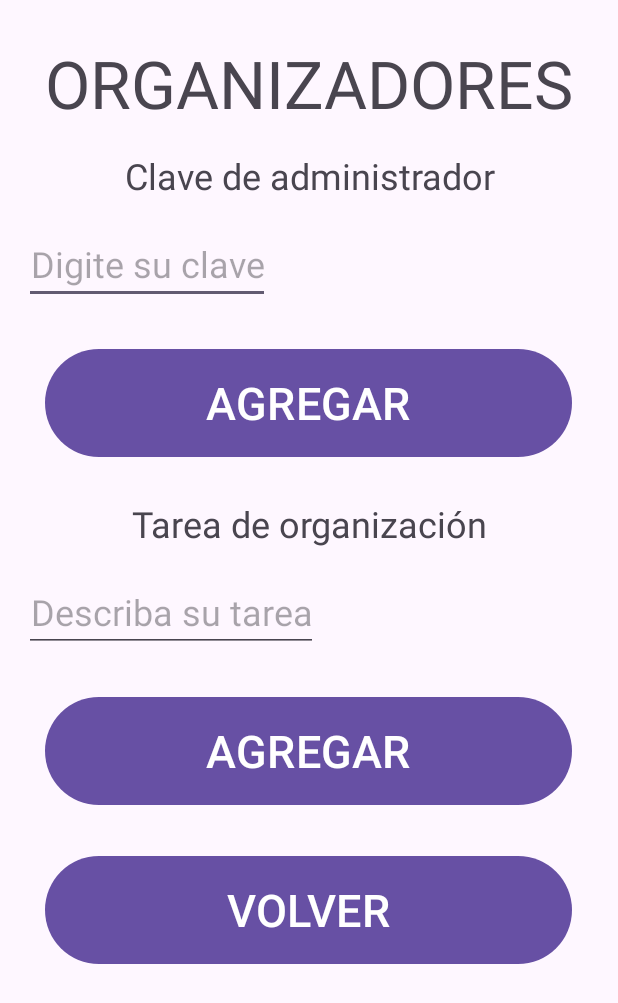
After one commit to Gauruguaya/Acreditads2024, an Android app: the layout acceso_administradores.xml on its own in the app's theme, with its tools: preview values and no code run, on a phone screen of 412 x 824 dp. The commit adds this screen. Shown: the top 1003 px of the screen. Run offline under Robolectric (Android 15) with nearby library versions, the phone set to English and light mode, and no system bars.

Commit message:
Adição de novas views

```diff
--- /dev/null
+++ b/app/src/main/res/layout/acceso_administradores.xml
@@ -0,0 +1,86 @@
+<?xml version="1.0" encoding="utf-8"?>
+<LinearLayout xmlns:android="http://schemas.android.com/apk/res/android"
+    android:layout_width="match_parent"
+    android:layout_height="match_parent"
+    android:orientation="vertical"
+    android:padding="16dp">
+
+    <TextView
+        android:id="@+id/tviewAccesoAdm"
+        android:layout_width="match_parent"
+        android:layout_height="wrap_content"
+        android:layout_marginTop="10dp"
+        android:gravity="center"
+        android:text="ORGANIZADORES"
+        android:textSize="44sp" />
+
+    <TextView
+        android:id="@+id/tviewClaveAdm"
+        android:layout_width="match_parent"
+        android:layout_height="wrap_content"
+        android:layout_marginTop="16dp"
+        android:gravity="center"
+        android:text="Clave de administrador"
+        android:textSize="24sp" />
+
+    <EditText
+        android:id="@+id/edtClaveAdm"
+        android:layout_width="wrap_content"
+        android:layout_height="wrap_content"
+        android:layout_marginTop="16dp"
+        android:hint="Digite su clave"
+        android:gravity="center"
+        android:textSize="24dp"/>
+
+    <Button
+        android:id="@+id/btnAgregarClave"
+        android:layout_width="351dp"
+        android:layout_height="80dp"
+        android:layout_gravity="center"
+        android:layout_marginTop="26dp"
+        android:hint="AGREGAR"
+        android:paddingHorizontal="75dp"
+        android:textColorHint="@color/white"
+        android:textSize="30sp" />
+
+    <TextView
+        android:id="@+id/tviewTareaOrg"
+        android:layout_width="match_parent"
+        android:layout_height="wrap_content"
+        android:layout_marginTop="24dp"
+        android:gravity="center"
+        android:text="Tarea de organización"
+        android:textSize="24sp" />
+
+    <EditText
+        android:id="@+id/edtTareaOrg"
+        android:layout_width="wrap_content"
+        android:layout_height="wrap_content"
+        android:layout_marginTop="16dp"
+        android:hint="Describa su tarea"
+        android:gravity="center"
+        android:textSize="24dp"/>
+
+    <Button
+        android:id="@+id/btnAgregarTarea"
+        android:layout_width="351dp"
+        android:layout_height="80dp"
+        android:layout_gravity="center"
+        android:layout_marginTop="26dp"
+        android:hint="AGREGAR"
+        android:paddingHorizontal="75dp"
+        android:textColorHint="@color/white"
+        android:textSize="30sp" />
+
+    <Button
+        android:id="@+id/btnVolver"
+        android:layout_width="351dp"
+        android:layout_height="80dp"
+        android:layout_gravity="center"
+        android:layout_marginTop="26dp"
+        android:hint="VOLVER"
+        android:paddingHorizontal="75dp"
+        android:textColorHint="@color/white"
+        android:textSize="30sp" />
+
+</LinearLayout>
--- a/app/src/main/res/layout/usuario_activity.xml
+++ b/app/src/main/res/layout/usuario_activity.xml
@@ -6,12 +6,12 @@
     android:padding="16dp">
 
     <TextView
-        android:id="@+id/tviewParticipacion"
+        android:id="@+id/tviewRegistroUsuarios"
         android:layout_width="match_parent"
         android:layout_height="wrap_content"
         android:layout_marginTop="16dp"
         android:gravity="center"
-        android:text="REGISTRO DE PARTICIPANTES"
+        android:text="REGISTRO DE USUARIOS"
         android:textSize="30dp" />
 
     <EditText
@@ -55,7 +55,7 @@
         android:layout_width="wrap_content"
         android:layout_height="wrap_content"
         android:layout_marginTop="8dp"
-        android:hint="Palestrante1/organizador2/asistente3"
+        android:hint="invitado 1/organizador 2/participante 3"
         android:inputType="number"
         android:gravity="center"
         android:textSize="20dp"/>
```
Also changed, not shown: app/src/main/java/com/example/acreditads2023/AccesoAdministradores.java (added, +26 -0 lines), app/src/main/java/com/example/acreditads2023/MainActivity.java (+6 -6 lines), app/src/main/java/com/example/acreditads2023/Opciones_administradores.java (added, +41 -0 lines), app/src/main/res/layout/acreditaciones_activity.xml (+10 -9 lines), app/src/main/res/layout/activity_main.xml (+18 -19 lines), app/src/main/res/layout/opciones_administradores.xml (added, +50 -0 lines).
